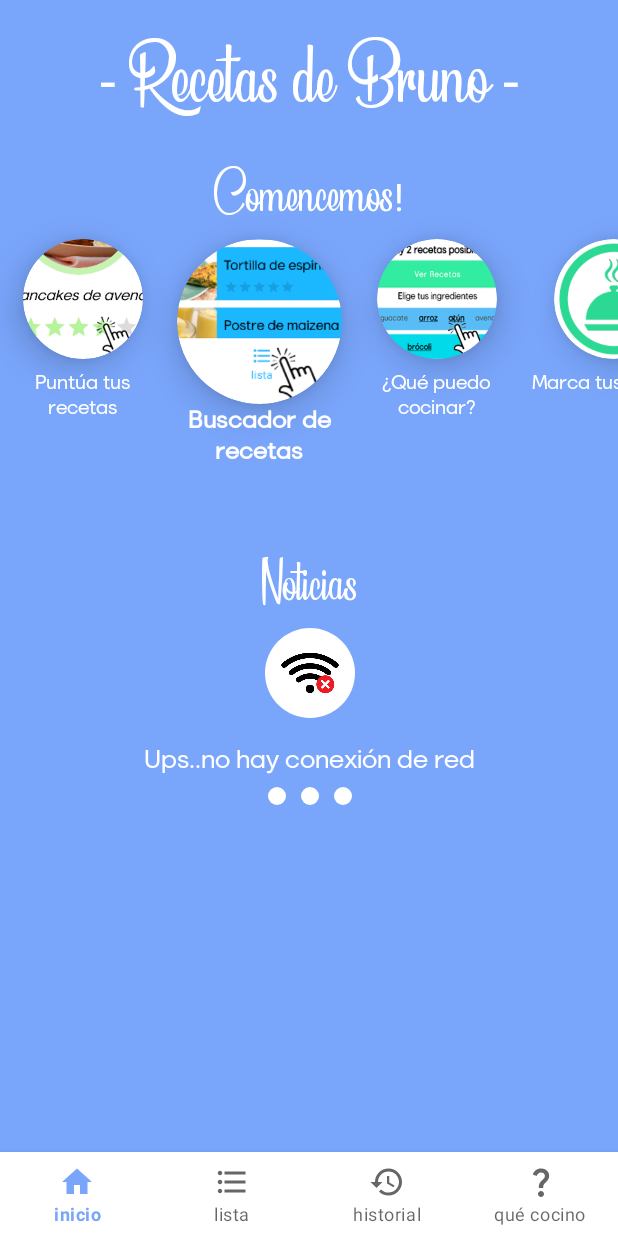
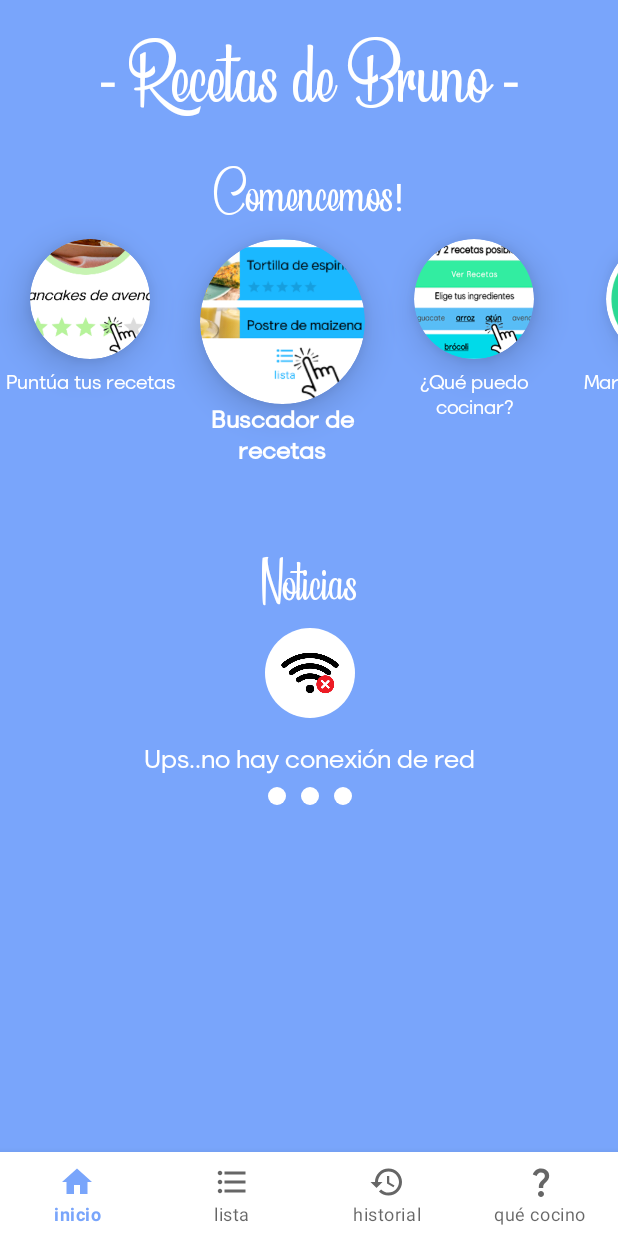
Before and after one commit to cumpatomas/Bruno-s-Recipes, an Android app built with Jetpack Compose: the screen it shows after launch (MainActivity), on a phone screen of 412 x 824 dp. Run offline under Robolectric (Android 15) with nearby library versions, the phone set to English and light mode, and no system bars; our stand-ins replace Room's generated code, navigation-ui; pictures from the network do not load.

Commit message:
recipes mocky updated

```diff
--- a/app/src/main/java/com/cumpatomas/brunosrecipes/data/localdb/RecipesDao.kt
+++ b/app/src/main/java/com/cumpatomas/brunosrecipes/data/localdb/RecipesDao.kt
@@ -11,6 +11,9 @@ interface RecipesDao {
 
     @Insert
     suspend fun insertRecipesList(recipesList: List<RecipeEntity>)
+
+    @Insert
+    suspend fun insertRecipe(recipe: RecipeEntity)
 
     @Query("SELECT * FROM recipes_entity")
     suspend fun getRecipesList(): List<RecipeEntity>
--- a/app/src/main/java/com/cumpatomas/brunosrecipes/data/network/RecipeService.kt
+++ b/app/src/main/java/com/cumpatomas/brunosrecipes/data/network/RecipeService.kt
@@ -10,7 +10,9 @@ class RecipeService {
     suspend fun getRecipes(): ResponseEvent<List<RecipeModel>> {
         return try {
 //            val response = retrofit.getRecipes("4d513b46-b153-43c5-bd6e-9eed3859aa52") // old Mocky
-            val response = retrofit.getRecipes("6152521f-472e-4e42-9e83-d861106cee32")
+//            val response = retrofit.getRecipes("6152521f-472e-4e42-9e83-d861106cee32")
+//            val response = retrofit.getRecipes("49f72312-2e24-45a4-83bb-c66230bf0824")
+            val response = retrofit.getRecipes("7e813516-90d0-4c84-bc75-ad6f2e68f47f")
             if (response.isSuccessful) {
                 response.body()?.let { recipeList ->
                     ResponseEvent.Success(recipeList)
--- a/app/src/main/java/com/cumpatomas/brunosrecipes/ui/homefragment/HomeFragment.kt
+++ b/app/src/main/java/com/cumpatomas/brunosrecipes/ui/homefragment/HomeFragment.kt
@@ -793,19 +793,21 @@ class HomeFragment : Fragment() {
                 if (visibleInfo.isEmpty()) -1
                 else {
                     //TODO: enhance calculate logic for specific position
-//                    val offset = (visibleInfo.last().index - visibleInfo.first().index) / 2
+//val offset = (visibleInfo.last().index - visibleInfo.first().index) / 2
                     visibleInfo.first().index + 1
                 }
             }
         }
         LazyRow(
             verticalAlignment = Alignment.Top,
+            horizontalArrangement = Arrangement.Center,
             state = lazyState,
             modifier = Modifier
                 .fillMaxWidth()
+
         ) {
 
-            val SratRowElementsTexts = listOf<Pair<String, Int>>(
+            val sratRowElementsTexts = listOf<Pair<String, Int>>(
                 Pair(" ", R.drawable.recipe_list_image),
                 Pair("Puntúa tus recetas", R.drawable.rate_recipe),
                 Pair("Buscador de recetas", R.drawable.recipe_list_image),
@@ -819,7 +821,7 @@ class HomeFragment : Fragment() {
             )
 
 
-            itemsIndexed(SratRowElementsTexts) { index, textAndImage ->
+            itemsIndexed(sratRowElementsTexts) { index, textAndImage ->
                 StartRowElement(
                     textAndImage.first,
                     textAndImage.second,
@@ -842,7 +844,7 @@ class HomeFragment : Fragment() {
             modifier = Modifier
                 .padding(end = 8.dp)
                 .padding(top = 0.dp, bottom = 16.dp)
-                .width(110.dp)
+                .width(120.dp)
                 .height(150.dp)
         ) {
 
--- a/app/src/main/res/layout/history_list_fragment.xml
+++ b/app/src/main/res/layout/history_list_fragment.xml
@@ -62,7 +62,7 @@
             android:layout_width="0dp"
             android:layout_height="wrap_content"
             android:layout_marginStart="16dp"
-            android:layout_marginTop="24dp"
+            android:layout_marginTop="16dp"
             android:layout_marginEnd="16dp"
             android:fontFamily="@font/beautiful_people"
             android:text="Historial"
--- a/app/src/main/res/layout/recipe_fragment.xml
+++ b/app/src/main/res/layout/recipe_fragment.xml
@@ -233,9 +233,10 @@
 
         <ImageButton
             android:id="@+id/btnMarkedAsCooked"
-            android:layout_width="40dp"
-            android:layout_height="40dp"
+            android:layout_width="45dp"
+            android:layout_height="45dp"
             android:layout_marginStart="8dp"
+            android:layout_marginEnd="8dp"
             android:layout_marginTop="8dp"
             android:layout_marginBottom="8dp"
             android:background="@drawable/cooked_icon_circle_bold"
```
Also changed, not shown: app/src/main/java/com/cumpatomas/brunosrecipes/domain/SaveRecipesUseCase.kt (+13 -0 lines).
